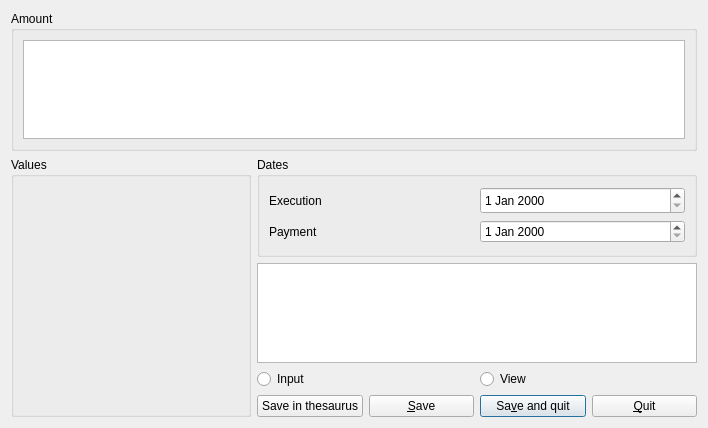
First picture: the form in plugins/accountplugin/receipts/receiptviewer.ui, repository FreeHealth/freehealth, before the edit.
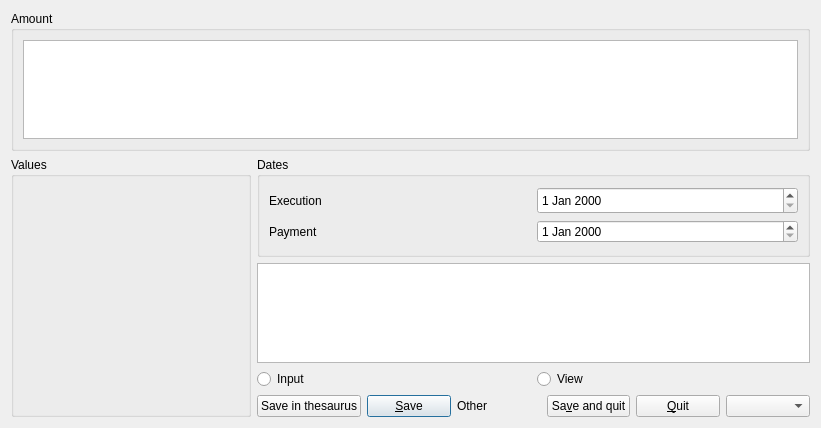
Second picture: the form after the edit.

```diff
--- a/plugins/accountplugin/receipts/receiptviewer.ui
+++ b/plugins/accountplugin/receipts/receiptviewer.ui
@@ -6,7 +6,7 @@
    <rect>
     <x>0</x>
     <y>0</y>
-    <width>708</width>
+    <width>821</width>
     <height>428</height>
    </rect>
   </property>
@@ -168,6 +168,16 @@
          <property name="text">
           <string>&amp;Save</string>
          </property>
+         <property name="default">
+          <bool>true</bool>
+         </property>
+        </widget>
+       </item>
+       <item>
+        <widget class="QLabel" name="othersLabel">
+         <property name="text">
+          <string>Other</string>
+         </property>
         </widget>
        </item>
        <item>
@@ -176,7 +186,7 @@
           <string>Sa&amp;ve and quit</string>
          </property>
          <property name="default">
-          <bool>true</bool>
+          <bool>false</bool>
          </property>
         </widget>
        </item>
@@ -193,6 +203,9 @@
          </property>
         </widget>
        </item>
+       <item>
+        <widget class="QComboBox" name="othersBox"/>
+       </item>
       </layout>
      </item>
     </layout>
```
